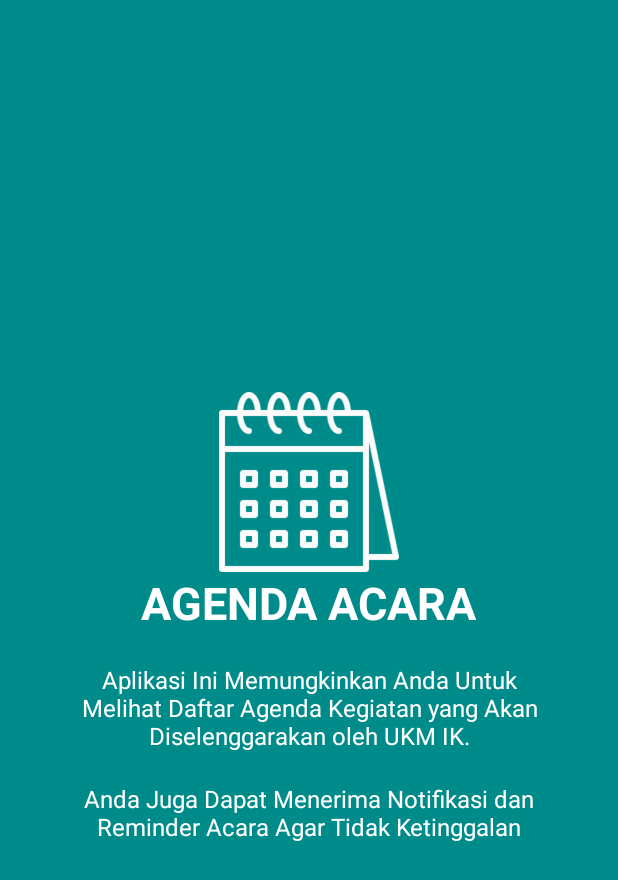
After one commit to RBAYU505/clientsatu, an Android app: the layout welcome_dua.xml on its own in the app's theme, with its tools: preview values and no code run, on a phone screen of 412 x 824 dp. The commit adds this screen. Shown: the top 880 px of the screen. Run offline under Robolectric (Android 15) with nearby library versions, the phone set to English and light mode, and no system bars.

Commit message:
firebase auth regis login, retrieve db to listview REVERSE, dan terima notif fcm, splash, intro slider jalan

```diff
--- a/app/src/main/java/id/restabayu/clientsatu/DetailActivity.java
+++ b/app/src/main/java/id/restabayu/clientsatu/DetailActivity.java
@@ -3,14 +3,8 @@ package id.restabayu.clientsatu;
 import android.content.Intent;
 import android.os.Bundle;
 import android.support.v7.app.AppCompatActivity;
-// import android.view.View;
-import android.support.v7.widget.Toolbar;
-import android.view.Menu;
-import android.view.MenuInflater;
-import android.view.MenuItem;
 import android.widget.TextView;
 
-import com.google.firebase.auth.FirebaseAuth;
 
 public class DetailActivity extends AppCompatActivity {
 
--- a/app/src/main/java/id/restabayu/clientsatu/MainActivity.java
+++ b/app/src/main/java/id/restabayu/clientsatu/MainActivity.java
@@ -139,11 +139,10 @@ public class MainActivity extends AppCompatActivity {
             quoteTextView.setText(s.getDeskripsi());
             descriptionTextView.setText(s.getTanggal());
 
-            //ONITECLICK
+            //Saat Acara Di Tap Maka akan membuka detailActivity
             convertView.setOnClickListener(new View.OnClickListener() {
                 @Override
                 public void onClick(View v) {
-                //    Toast.makeText(c, s.getNama(), Toast.LENGTH_SHORT).show();
                     String[] classifieds = {
                             s.getNama(),
                             s.getTanggal(),
@@ -157,7 +156,7 @@ public class MainActivity extends AppCompatActivity {
             return convertView;
         }
 
-        //OPEN DETAIL ACTIVITY
+
         private void openDetailActivity(String[] data)
         {
             Intent i = new Intent(MainActivity.this, DetailActivity.class);
--- /dev/null
+++ b/app/src/main/res/layout/welcome_dua.xml
@@ -0,0 +1,51 @@
+<?xml version="1.0" encoding="utf-8"?>
+<RelativeLayout xmlns:android="http://schemas.android.com/apk/res/android"
+    android:layout_width="match_parent"
+    android:layout_height="match_parent"
+    android:background="@color/bg_screen3">
+
+    <LinearLayout
+        android:layout_width="wrap_content"
+        android:layout_height="wrap_content"
+        android:layout_centerInParent="true"
+        android:gravity="center_horizontal"
+        android:orientation="vertical">
+
+        <ImageView
+            android:layout_width="@dimen/img_width_height"
+            android:layout_height="@dimen/img_width_height"
+            android:src="@drawable/acara" />
+
+        <TextView
+            android:layout_width="wrap_content"
+            android:layout_height="wrap_content"
+            android:text="@string/slide_2_title"
+            android:textColor="@android:color/white"
+            android:textSize="@dimen/slide_title"
+            android:textStyle="bold" />
+
+        <TextView
+            android:layout_width="wrap_content"
+            android:layout_height="wrap_content"
+            android:layout_marginTop="20dp"
+            android:paddingLeft="@dimen/desc_padding"
+            android:paddingRight="@dimen/desc_padding"
+            android:text="@string/slide_2_desc_a"
+            android:textAlignment="center"
+            android:textColor="@android:color/white"
+            android:textSize="@dimen/slide_desc" />
+
+        <TextView
+            android:layout_width="wrap_content"
+            android:layout_height="wrap_content"
+            android:layout_marginTop="20dp"
+            android:paddingLeft="@dimen/desc_padding"
+            android:paddingRight="@dimen/desc_padding"
+            android:text="@string/slide_2_desc_b"
+            android:textAlignment="center"
+            android:textColor="@android:color/white"
+            android:textSize="@dimen/slide_desc" />
+
+    </LinearLayout>
+
+</RelativeLayout>
--- /dev/null
+++ b/app/src/main/res/values/dimen.xml
@@ -0,0 +1,12 @@
+<resources>
+    <!-- Default screen margins, per the Android Design guidelines. -->
+    <dimen name="activity_horizontal_margin">16dp</dimen>
+    <dimen name="activity_vertical_margin">16dp</dimen>
+    <dimen name="fab_margin">16dp</dimen>
+    <dimen name="dots_height">30dp</dimen>
+    <dimen name="dots_margin_bottom">20dp</dimen>
+    <dimen name="img_width_height">120dp</dimen>
+    <dimen name="slide_title">30dp</dimen>
+    <dimen name="slide_desc">16dp</dimen>
+    <dimen name="desc_padding">40dp</dimen>
+</resources>
```
Also changed, not shown: app/src/main/java/id/restabayu/clientsatu/Goodbye.java (added, +28 -0 lines), app/src/main/java/id/restabayu/clientsatu/Splashscreen.java (added, +32 -0 lines), app/src/main/java/id/restabayu/clientsatu/welcome/PerfManager.java (added, +36 -0 lines), app/src/main/res/layout/goodbye.xml (added, +49 -0 lines), app/src/main/res/layout/welcome_satu.xml (added, +51 -0 lines), app/src/main/res/drawable/acara.png (added), app/src/main/res/drawable/mahasiswa.png (added), app/src/main/res/drawable/splashscree.png (added).
